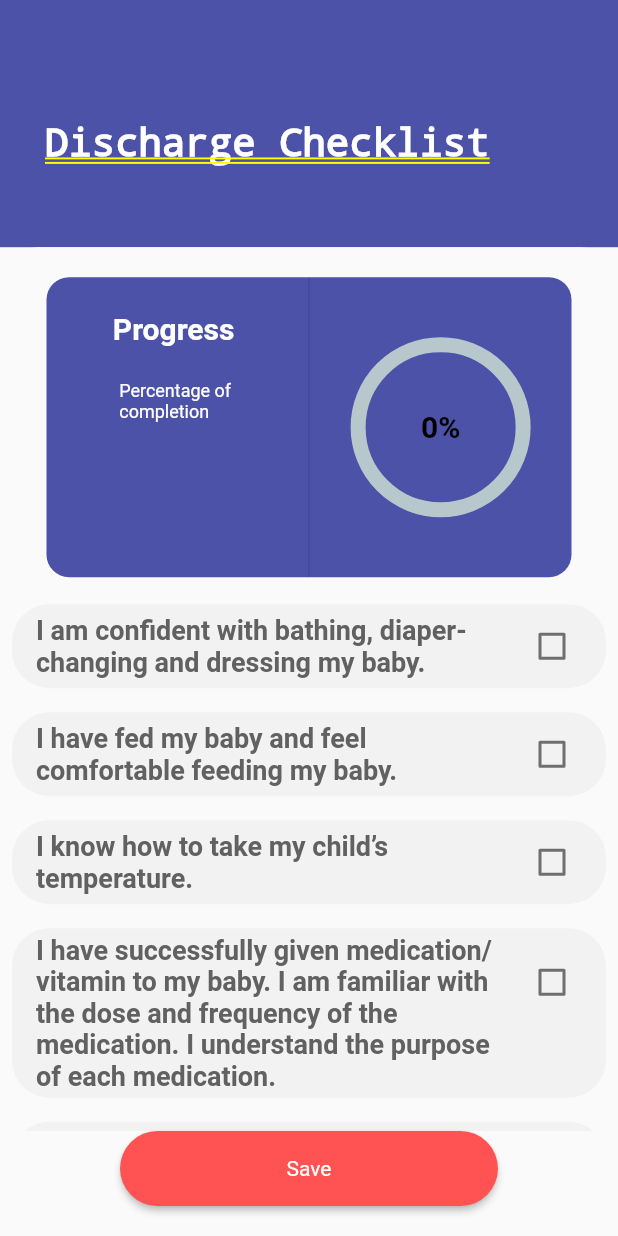
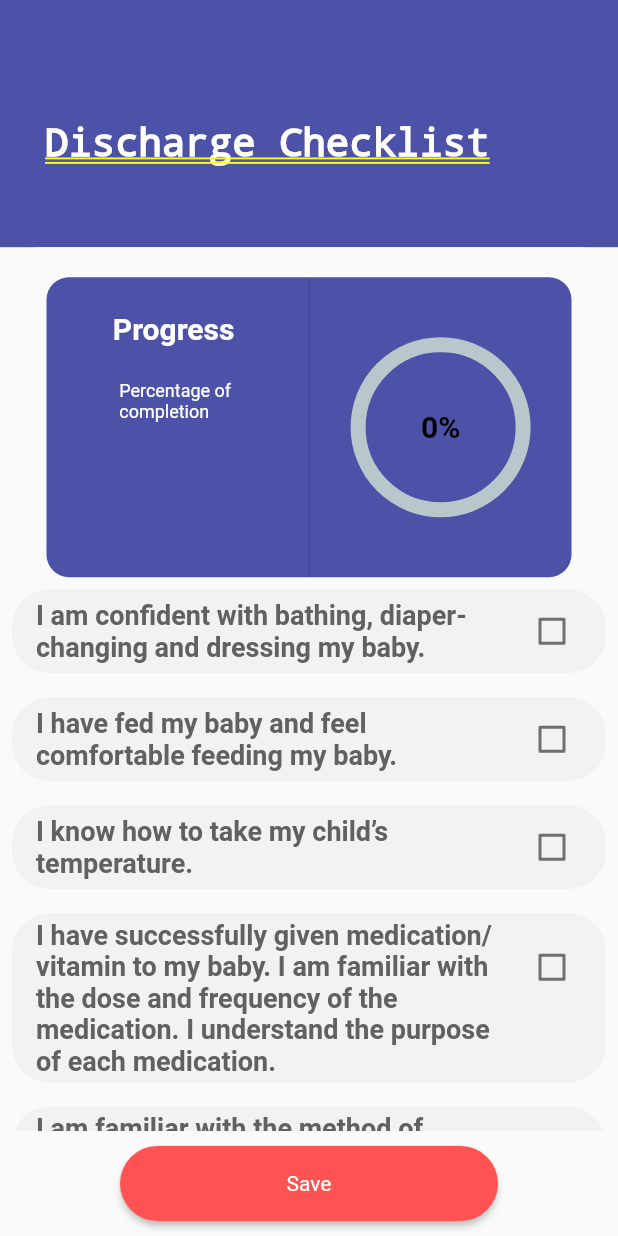
Before and after one commit to ccaian/Team-13-ITP-SE-39, a Flutter app: the DischargeCheckListPage screen opened directly, on a phone screen of 412 x 824 dp. Run offline on Flutter 3.47's test engine with Material 2 defaults, Android fonts, the phone set to English and light mode, and no system bars; drawn by our look-alikes of percent_indicator; our stand-ins replace circular_profile_avatar, cloud_firestore, datetime_picker_formfield, firebase_auth, firebase_core, firebase_database and 9 more; missing offline and left inert: dart:ffi, image_downloader; accounts and stored records are empty.

Commit message:
/Darrell/Minor Touch up

```diff
--- a/lib/changepassword.dart
+++ b/lib/changepassword.dart
@@ -202,11 +202,7 @@ class _ChangePasswordPageState extends State<ChangePasswordPage> {
           fontSize: 16.0
       );
       print("Successfully changed password");
-
-      Navigator.push(
-          context,
-          new MaterialPageRoute(
-              builder: (context) => SettingPage()));
+      Navigator.of(context).pushReplacementNamed("/setting");
     }).catchError((error){
       Fluttertoast.showToast(
           msg: "Password can't be changed" + error.toString(),
--- a/lib/dischargechecklist.dart
+++ b/lib/dischargechecklist.dart
@@ -89,9 +89,6 @@ class _DischargeCheckListPageState extends State<DischargeCheckListPage> {
                     child: Column(
                       children: <Widget>[
                         buildcircleProgressbar(),
-                        const  SizedBox(
-                          height: 10,
-                        ),
                         Expanded(
                           child : ListView(
                             children: List.keys.map((String key) {
@@ -99,7 +96,7 @@ class _DischargeCheckListPageState extends State<DischargeCheckListPage> {
                                   width: 400,
                                   child: Center(
                                   child: Padding(
-                                  padding: const EdgeInsets.all(8.0),
+                                  padding: const EdgeInsets.fromLTRB(8.0, 8.0, 8.0, 8.0),
                               child: Container(
                               decoration: BoxDecoration(
                               color: Color(0xfff2f2f2),
@@ -142,7 +139,7 @@ class _DischargeCheckListPageState extends State<DischargeCheckListPage> {
                             Widget>[
                           Expanded(
                               child: Padding(
-                                  padding: const EdgeInsets.fromLTRB(80.0, 0, 80.0, 20.0),
+                                  padding: const EdgeInsets.fromLTRB(80.0, 10.0, 80.0, 10.0),
                                   child: ElevatedButton(
                                     style: ElevatedButton.styleFrom(
                                       primary: Colors.redAccent,
--- a/lib/login.dart
+++ b/lib/login.dart
@@ -215,10 +215,10 @@ class _LoginPageState extends State<LoginPage> {
 
           if (prefs.getBool('admin') == true) {
             // user is a healthcare worker
-            Navigator.of(context).pushNamed('/adminHome');
+            Navigator.of(context).pushNamed('/selectFamily');
           } else {
             // user is a parent and not first login
-            Navigator.of(context).pushNamed('/parentHome');
+            Navigator.of(context).pushNamed('/selectChild');
           }
         } else {
           // user is a parent and this is the first login
--- a/lib/parenthome.dart
+++ b/lib/parenthome.dart
@@ -242,9 +242,7 @@ class _ParentHomeState extends State<ParentHome> {
   void _navigateAndDisplaySelection(BuildContext context) async {
     // Navigator.push returns a Future that completes after calling
     // Navigator.pop on the Selection Screen.
-    Navigator.push(context, new MaterialPageRoute(
-        builder: (context) => ParentSelChild()
-    ));
+    Navigator.of(context).pushReplacementNamed("/parentHome");
   }
 
   Future loadPagePref() async{
--- a/lib/profilesetup.dart
+++ b/lib/profilesetup.dart
@@ -141,6 +141,6 @@ class _ProfileSetUpPageState extends State<ProfileSetUpPage> {
       'admin': false
     });
 
-    Navigator.of(context).pushNamed('/parentHome');
+    Navigator.of(context).pushNamed('/selectChild');
   }
 }
--- a/lib/route_generator.dart
+++ b/lib/route_generator.dart
@@ -33,9 +33,9 @@ class RouteGenerator {
         return MaterialPageRoute(builder: (_) => ChangePasswordPage());
       case '/changeAdminPIN':
         return MaterialPageRoute(builder: (_) => ChangePINPage());
-      case '/adminHome':
+      case '/selectFamily':
         return MaterialPageRoute(builder: (_) => WorkerSelFamily());
-      case '/parentHome':
+      case '/selectChild':
         return MaterialPageRoute(builder: (_) => ParentSelChild());
       case '/setting':
         return MaterialPageRoute(builder: (_) => SettingPage());
--- a/lib/userprofile.dart
+++ b/lib/userprofile.dart
@@ -3,9 +3,6 @@ import 'package:firebase_database/firebase_database.dart';
 import 'package:flutter/cupertino.dart';
 import 'package:flutter/material.dart';
 import 'package:flutter/services.dart';
-import 'package:growth_app/parenthome.dart';
-import 'package:growth_app/workerhome.dart';
-import 'package:growth_app/workerselfamily.dart';
 import 'package:shared_preferences/shared_preferences.dart';
 
 class UserProfilePage extends StatefulWidget {
```
Also changed, not shown: 1 other file.
